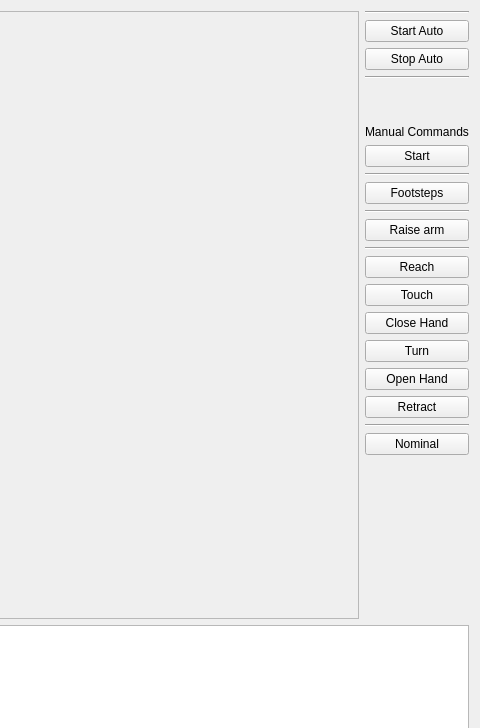
openhumanoids/oh-distro, file software/ddapp/src/app/ddValveTaskPanel.ui: the form before one commit; both pictures show x 611 to 1091 and y 0 to 728 of the 1091 by 837 pixel window.
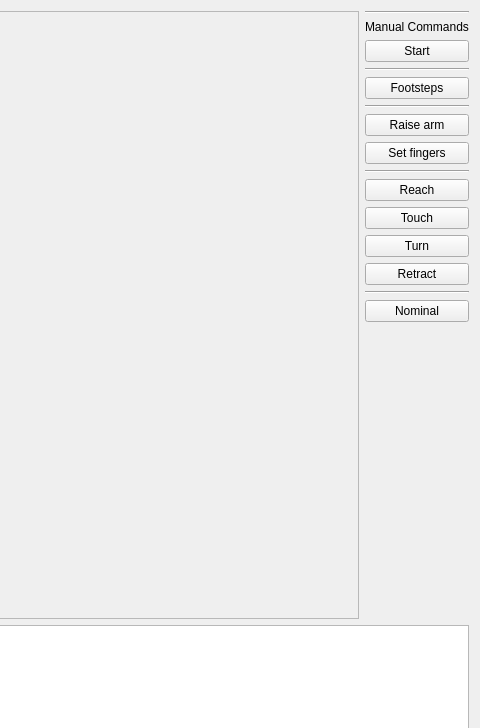
The form after the commit.

Commit message: update valve task panel manual buttons

Diff of the .ui file:
```diff
--- a/software/ddapp/src/app/ddValveTaskPanel.ui
+++ b/software/ddapp/src/app/ddValveTaskPanel.ui
@@ -83,43 +83,6 @@
        </property>
       </widget>
      </item>
-     <item>
-      <widget class="QPushButton" name="startAutoButton">
-       <property name="text">
-        <string>Start Auto</string>
-       </property>
-      </widget>
-     </item>
-     <item>
-      <widget class="QPushButton" name="stopAutoButton">
-       <property name="text">
-        <string>Stop Auto</string>
-       </property>
-      </widget>
-     </item>
-     <item>
-      <widget class="Line" name="line_6">
-       <property name="orientation">
-        <enum>Qt::Horizontal</enum>
-       </property>
-      </widget>
-     </item>
-     <item>
-      <spacer name="verticalSpacer_2">
-       <property name="orientation">
-        <enum>Qt::Vertical</enum>
-       </property>
-       <property name="sizeType">
-        <enum>QSizePolicy::Preferred</enum>
-       </property>
-       <property name="sizeHint" stdset="0">
-        <size>
-         <width>20</width>
-         <height>40</height>
-        </size>
-       </property>
-      </spacer>
-     </item>
      <item>
       <widget class="QLabel" name="label">
        <property name="text">
@@ -162,6 +125,13 @@
        </property>
       </widget>
      </item>
+     <item>
+      <widget class="QPushButton" name="fingersButton">
+       <property name="text">
+        <string>Set fingers</string>
+       </property>
+      </widget>
+     </item>
      <item>
       <widget class="Line" name="line_3">
        <property name="orientation">
@@ -183,13 +153,6 @@
        </property>
       </widget>
      </item>
-     <item>
-      <widget class="QPushButton" name="closeHandButton">
-       <property name="text">
-        <string>Close Hand</string>
-       </property>
-      </widget>
-     </item>
      <item>
       <widget class="QPushButton" name="turnButton">
        <property name="text">
@@ -197,13 +160,6 @@
        </property>
       </widget>
      </item>
-     <item>
-      <widget class="QPushButton" name="openHandButton">
-       <property name="text">
-        <string>Open Hand</string>
-       </property>
-      </widget>
-     </item>
      <item>
       <widget class="QPushButton" name="retractButton">
        <property name="text">
```
Left out of the diff: 2 changed lines with no effect on the pictures. The commit also changes 1 other file.
